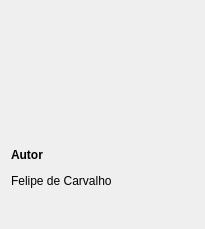
This is src/IRESCutaway/GUI/Qt/AboutWidget/AboutWidgetIRESReader.ui in felipeCeler/irescutaway as Qt 5 draws it before an edit. The edited form follows.
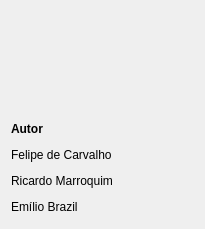
This is the edited form. Icons and pictures are not drawn.

Diff of the .ui file:
```diff
--- a/src/IRESCutaway/GUI/Qt/AboutWidget/AboutWidgetIRESReader.ui
+++ b/src/IRESCutaway/GUI/Qt/AboutWidget/AboutWidgetIRESReader.ui
@@ -40,7 +40,7 @@
        <item>
         <widget class="QLabel" name="label_2">
          <property name="text">
-          <string>&lt;html&gt;&lt;head/&gt;&lt;body&gt;&lt;p&gt;&lt;span style=&quot; font-weight:600;&quot;&gt;Autor&lt;/span&gt;&lt;/p&gt;&lt;p&gt;Felipe de Carvalho&lt;/p&gt;&lt;/body&gt;&lt;/html&gt;</string>
+          <string>&lt;html&gt;&lt;head/&gt;&lt;body&gt;&lt;p&gt;&lt;span style=&quot; font-weight:600;&quot;&gt;Autor&lt;/span&gt;&lt;/p&gt;&lt;p&gt;Felipe de Carvalho&lt;/p&gt;&lt;p&gt;Ricardo Marroquim&lt;/p&gt;&lt;p&gt;Emílio Brazil&lt;/p&gt;&lt;/body&gt;&lt;/html&gt;</string>
          </property>
          <property name="textFormat">
           <enum>Qt::AutoText</enum>
```
